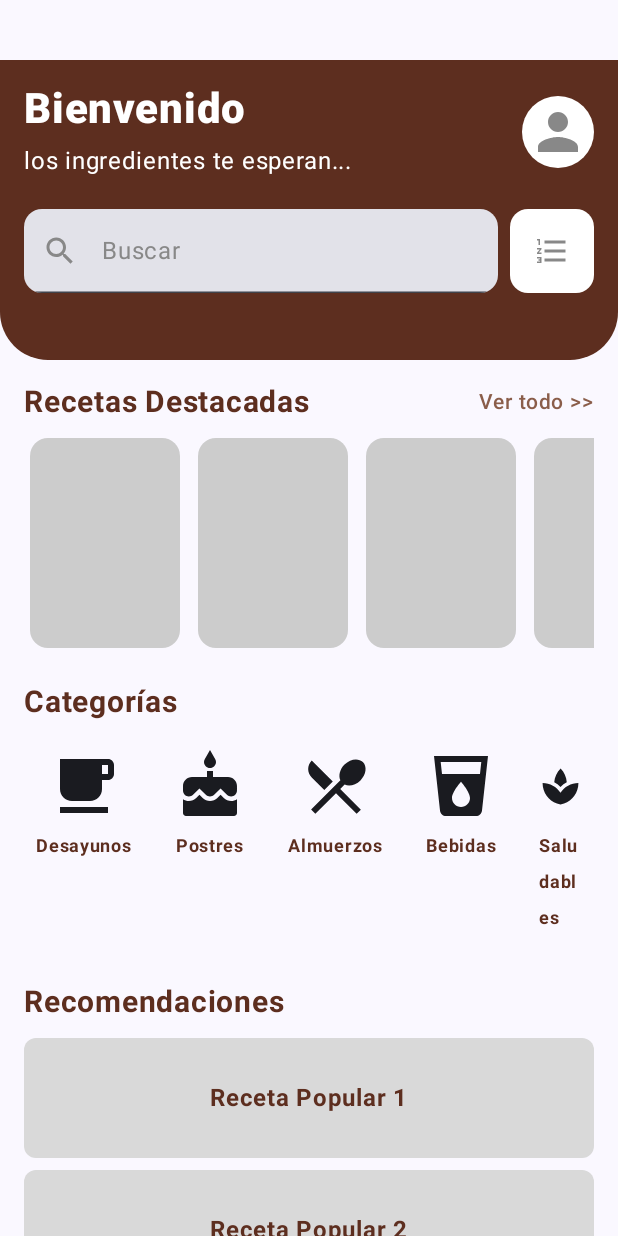
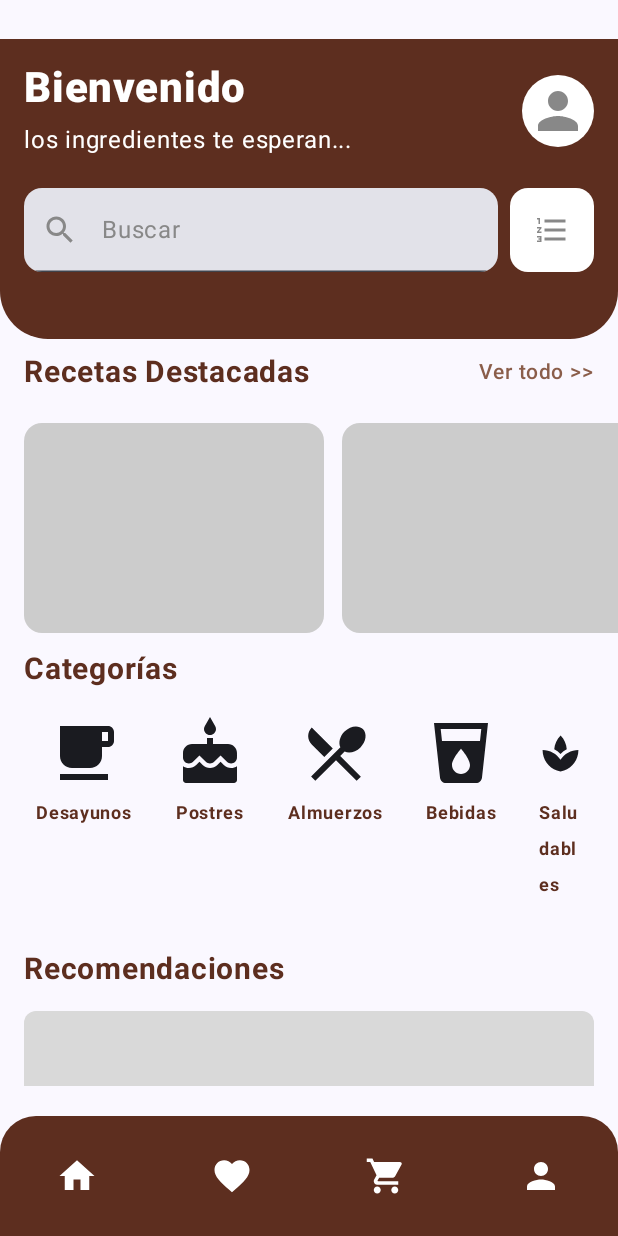
Before and after one commit to AngelAguilar21/Recetario_Proyecto, an Android app built with Jetpack Compose: the composable Principal shown on its own in the app's theme, on a phone screen of 412 x 824 dp. Run offline under Robolectric (Android 15) with nearby library versions, the phone set to English and light mode, and no system bars.

Commit message:
feat(navigation): implementar pantalla de Recetas Destacadas
Se ha implementado la pantalla de "Recetas Destacadas" y se ha integrado en la navegación de la aplicación.

Además, se han realizado los siguientes cambios:

- Se ha actualizado la pantalla Principal para que la lista de recetas destacadas sea navegable hacia la nueva pantalla.
- Se han ajustado los diseños de las pantallas Principal, Receta y Perfil para utilizar `Box` como contenedor principal y `LazyColumn` para el contenido desplazable, mejorando la disposición de la barra de navegación inferior.
- Se han corregido pequeños detalles de espaciado y alineación en varias pantallas.

```diff
--- a/app/src/main/java/com/example/recipescomp/navegation/Navegation.kt
+++ b/app/src/main/java/com/example/recipescomp/navegation/Navegation.kt
@@ -4,7 +4,6 @@ import androidx.compose.runtime.Composable
 import androidx.navigation.compose.NavHost
 import androidx.navigation.compose.composable
 import androidx.navigation.compose.rememberNavController
-import com.example.recetasapp.Principal
 import com.example.recipescomp.screens.Inicio_Login
 import com.example.recipescomp.auth.Registrarse
 import com.example.recipescomp.auth.Login_Principal
@@ -48,5 +47,8 @@ fun Navegation(){
         composable("modoCocina"){
             Modo_Cocina(navController)
         }
+        composable("recetasDestacadas") {
+            RecetasDestacadas(navController)
+        }
     }
 }
--- a/app/src/main/java/com/example/recipescomp/screens/Home.kt
+++ b/app/src/main/java/com/example/recipescomp/screens/Home.kt
@@ -19,10 +19,8 @@ import androidx.compose.foundation.layout.width
 import androidx.compose.foundation.lazy.LazyColumn
 import androidx.compose.foundation.lazy.LazyRow
 import androidx.compose.foundation.lazy.items
-import androidx.compose.foundation.rememberScrollState
 import androidx.compose.foundation.shape.CircleShape
 import androidx.compose.foundation.shape.RoundedCornerShape
-import androidx.compose.foundation.verticalScroll
 import androidx.compose.material.icons.Icons
 import androidx.compose.material.icons.filled.Cake
 import androidx.compose.material.icons.filled.FormatListNumbered
@@ -62,15 +60,18 @@ import com.example.recipescomp.ui.theme.GrayPlaceholder
 @Composable
 fun Principal(navController: NavController) {
 
-    val scrollState = rememberScrollState()
     var busqueda by remember { mutableStateOf("") }
 
-    Column(
+    Box(
+        modifier = Modifier.fillMaxSize().padding(top = 10.dp)
+    )
+    {
+        LazyColumn(
             modifier = Modifier
                 .fillMaxSize()
-            .verticalScroll(scrollState)
-            .padding(top = 40.dp)
+                .padding(bottom = 100.dp, top = 16.dp)
         ) {
+            item {
                 Box(
                     modifier = Modifier
                         .fillMaxWidth()
@@ -110,17 +111,23 @@ fun Principal(navController: NavController) {
                                     .clip(CircleShape)
                                     .background(Color.White),
                                 contentAlignment = Alignment.Center
-                    ){
+                            ) {
                                 Icon(
                                     imageVector = Icons.Default.Person,
                                     contentDescription = "Usuario",
                                     tint = Color.Gray,
                                     modifier = Modifier.size(40.dp)
+                                        .clickable(
+                                            onClick = {
+                                                navController.navigate("Perfil")
+                                            }
+                                        )
                                 )
                             }
                         }
 
                         Spacer(modifier = Modifier.height(20.dp))
+
                         Row(
                             modifier = Modifier.fillMaxWidth(),
                             verticalAlignment = Alignment.CenterVertically
@@ -154,13 +161,18 @@ fun Principal(navController: NavController) {
                                     tint = Color.Gray
                                 )
                             }
+
                         }
+                    }
+                    Spacer(modifier = Modifier.height(12.dp))
                 }
             }
 
-        Column(modifier = Modifier.padding(16.dp)) {
+            item {
                 Row(
-                modifier = Modifier.fillMaxWidth(),
+                    modifier = Modifier
+                        .fillMaxWidth()
+                        .padding(horizontal = 16.dp, vertical = 10.dp),
                     horizontalArrangement = Arrangement.SpaceBetween,
                     verticalAlignment = Alignment.CenterVertically
                 ) {
@@ -174,19 +186,25 @@ fun Principal(navController: NavController) {
                         text = "Ver todo >>",
                         fontSize = 14.sp,
                         color = BrownLight,
-                    fontWeight = FontWeight.SemiBold
+                        fontWeight = FontWeight.SemiBold,
+                        modifier = Modifier.clickable {
+                            navController.navigate("recetasDestacadas")
+                        }
                     )
                 }
                 Spacer(modifier = Modifier.height(12.dp))
+            }
 
+            // Lista horizontal recetas destacadas
+            item {
                 LazyRow(
                     horizontalArrangement = Arrangement.spacedBy(12.dp),
-                contentPadding = PaddingValues(horizontal = 4.dp)
+                    contentPadding = PaddingValues(horizontal = 16.dp)
                 ) {
                     items(5) {
                         Box(
                             modifier = Modifier
-                            .size(width = 100.dp, height = 140.dp)
+                                .size(width = 200.dp, height = 140.dp)
                                 .clip(RoundedCornerShape(12.dp))
                                 .background(Color.LightGray)
                                 .clickable {
@@ -195,41 +213,79 @@ fun Principal(navController: NavController) {
                         )
                     }
                 }
-            Spacer(modifier = Modifier.height(24.dp))
+                Spacer(modifier = Modifier.height(12.dp))
+            }
+
+            // Título "Categorías"
+            item {
                 Text(
                     text = "Categorías",
                     fontSize = 20.sp,
                     fontWeight = FontWeight.Bold,
-                color = BrownDark
+                    color = BrownDark,
+                    modifier = Modifier.padding(horizontal = 16.dp)
                 )
                 Spacer(modifier = Modifier.height(12.dp))
+            }
 
+            // Row con categorías (no se puede usar Row dentro de LazyColumn directamente, por eso usamos item)
+            item {
                 val categories = listOf(
                     Category(
                         "1", "Desayunos",
-                    iconComposable = { Icon(imageVector = Icons.Default.FreeBreakfast, contentDescription = "Desayuno",modifier = Modifier.size(50.dp)) }
+                        iconComposable = {
+                            Icon(
+                                imageVector = Icons.Default.FreeBreakfast,
+                                contentDescription = "Desayuno",
+                                modifier = Modifier.size(50.dp)
+                            )
+                        }
                     ),
                     Category(
                         "2", "Postres",
-                    iconComposable = { Icon(imageVector = Icons.Default.Cake, contentDescription = "Postres",modifier = Modifier.size(50.dp)) }
+                        iconComposable = {
+                            Icon(
+                                imageVector = Icons.Default.Cake,
+                                contentDescription = "Postres",
+                                modifier = Modifier.size(50.dp)
+                            )
+                        }
                     ),
                     Category(
                         "3", "Almuerzos",
-                    iconComposable = { Icon(imageVector = Icons.Default.RestaurantMenu, contentDescription = "Almuerzo", modifier = Modifier.size(50.dp)) }
+                        iconComposable = {
+                            Icon(
+                                imageVector = Icons.Default.RestaurantMenu,
+                                contentDescription = "Almuerzo",
+                                modifier = Modifier.size(50.dp)
+                            )
+                        }
                     ),
                     Category(
                         "4", "Bebidas",
-                    iconComposable = { Icon(imageVector = Icons.Default.LocalDrink, contentDescription = "Bebidas",modifier = Modifier.size(50.dp)) }
+                        iconComposable = {
+                            Icon(
+                                imageVector = Icons.Default.LocalDrink,
+                                contentDescription = "Bebidas",
+                                modifier = Modifier.size(50.dp)
+                            )
+                        }
                     ),
                     Category(
                         "5", "Saludables",
-                    iconComposable = { Icon(imageVector = Icons.Default.Spa, contentDescription = "Saludable",modifier = Modifier.size(50.dp)) }
+                        iconComposable = {
+                            Icon(
+                                imageVector = Icons.Default.Spa,
+                                contentDescription = "Saludable",
+                                modifier = Modifier.size(50.dp)
+                            )
+                        }
                     )
                 )
 
                 Row(
                     horizontalArrangement = Arrangement.spacedBy(12.dp),
-                modifier = Modifier.fillMaxWidth()
+                    modifier = Modifier.padding(horizontal = 16.dp).fillMaxWidth()
                 ) {
                     categories.forEach { category ->
                         CategoryItem(
@@ -243,15 +299,21 @@ fun Principal(navController: NavController) {
                 }
 
                 Spacer(modifier = Modifier.height(24.dp))
+            }
 
+            // Título "Recomendaciones"
+            item {
                 Text(
                     text = "Recomendaciones",
                     fontSize = 20.sp,
                     fontWeight = FontWeight.Bold,
-                color = BrownDark
+                    color = BrownDark,
+                    modifier = Modifier.padding(horizontal = 16.dp)
                 )
                 Spacer(modifier = Modifier.height(12.dp))
+            }
 
+            // Lista vertical de recetas populares
             val popularRecipes = listOf(
                 Recipe("p1", "Receta Popular 1"),
                 Recipe("p2", "Receta Popular 2"),
@@ -259,20 +321,14 @@ fun Principal(navController: NavController) {
                 Recipe("p4", "Receta Popular 4"),
                 Recipe("p5", "Receta Popular 5")
             )
-
-            LazyColumn(
-                modifier = Modifier
-                    .height(200.dp)
-                    .fillMaxWidth()
-                    .padding(horizontal = 0.dp),
-                verticalArrangement = Arrangement.spacedBy(8.dp)
-            ) {
             items(popularRecipes) { recipe ->
                 Box(
                     modifier = Modifier
                         .fillMaxWidth()
-                            .height(80.dp)
-                            .background(GrayPlaceholder, RoundedCornerShape(8.dp))
+                        .height(200.dp)
+                        .padding(horizontal = 16.dp, vertical = 4.dp)
+                        .clip(RoundedCornerShape(8.dp))
+                        .background(GrayPlaceholder)
                         .clickable {
                             navController.navigate("Receta")
                         }
@@ -286,12 +342,8 @@ fun Principal(navController: NavController) {
                 }
             }
         }
-        }
-
-        Box(
-            modifier = Modifier
-                .fillMaxSize()
-        ) {
+        Spacer(modifier = Modifier.height(24.dp))
+        // Barra inferior fija
         BottomNavigationBar(
             navController = navController,
             modifier = Modifier
@@ -303,4 +355,3 @@ fun Principal(navController: NavController) {
         )
     }
 }
-}
```
Also changed, not shown: app/src/main/java/com/example/recipescomp/screens/Profile.kt (+7 -9 lines), app/src/main/java/com/example/recipescomp/screens/Recipe.kt (+6 -22 lines), app/src/main/java/com/example/recipescomp/screens/RecipesDest.kt (added, +95 -0 lines). Lines whose indentation alone changed are shown as unchanged.
